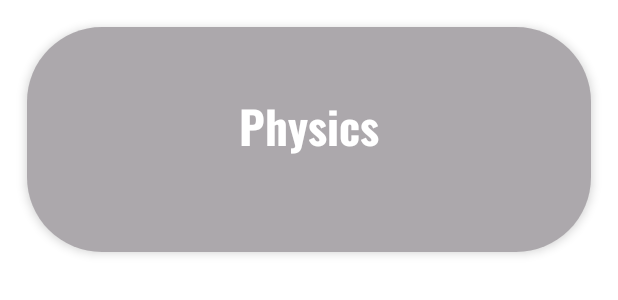
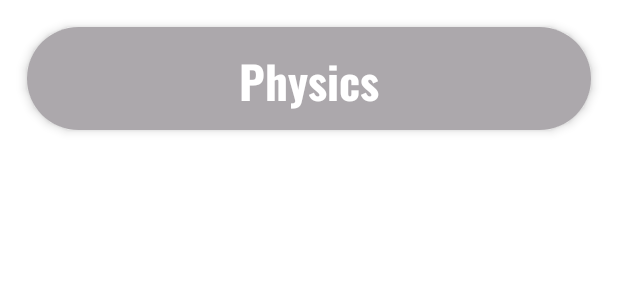
Before and after one commit to Amanshakya-code/AminotesApp, an Android app: the layout single_subject_item.xml on its own in the app's theme, with its tools: preview values and no code run, on a phone screen of 412 x 824 dp. Shown: the top 300 px of the screen. Run offline under Robolectric (Android 15) with nearby library versions, the phone set to English and light mode, and no system bars; Roboto replaces fonts that are not available here.

Commit message:
ui change flex box

```diff
--- a/app/src/main/res/layout/single_subject_item.xml
+++ b/app/src/main/res/layout/single_subject_item.xml
@@ -13,9 +13,16 @@
         android:id="@+id/cardview"
         app:cardElevation="4dp"
         app:cardCornerRadius="50dp">
-        <FrameLayout
+
+            <com.google.android.flexbox.FlexboxLayout
+                android:layout_width="match_parent"
+                android:layout_height="match_parent"
+                android:id="@+id/ff"
+                app:flexWrap="wrap"
+               >
+                 <FrameLayout
             android:layout_width="match_parent"
-            android:layout_height="150dp">
+            android:layout_height="wrap_content">
             <ImageView
                 android:id="@+id/subjectImage"
                 android:layout_width="match_parent"
@@ -26,13 +33,13 @@
                 android:layout_height="match_parent"
                 android:background="@drawable/gradient"/>
             <TextView
+
                 android:id="@+id/subjectName"
                 android:layout_width="match_parent"
-                android:layout_height="wrap_content"
-                android:layout_marginTop="30dp"
+                android:layout_height="match_parent"
                 android:ellipsize="end"
                 android:fontFamily="@font/oswald_bold"
-                android:gravity="center_horizontal"
+                android:gravity="center"
                 android:maxLines="3"
                 android:padding="10dp"
                 android:text="Physics"
@@ -40,5 +47,7 @@
                 android:textSize="30sp"
                 android:textStyle="bold" />
         </FrameLayout>
+            </com.google.android.flexbox.FlexboxLayout>
+
     </androidx.cardview.widget.CardView>
 </LinearLayout>
```
Also changed, not shown: app/src/main/java/com/example/aminotes/ViewPdfFile.kt (+24 -4 lines).
